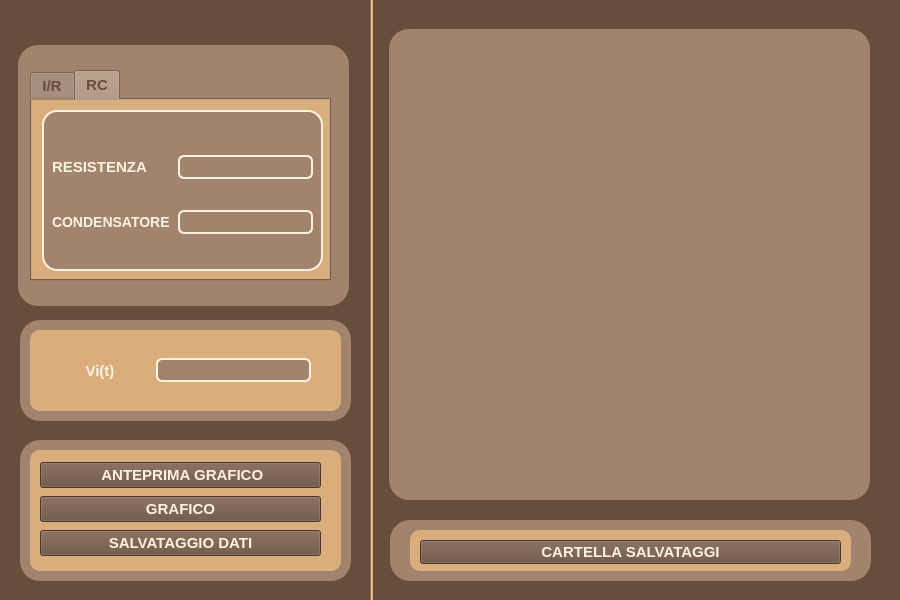
Faverooo/Grafico_flx, file Calcolo_grafico/form.ui: the form before one commit.
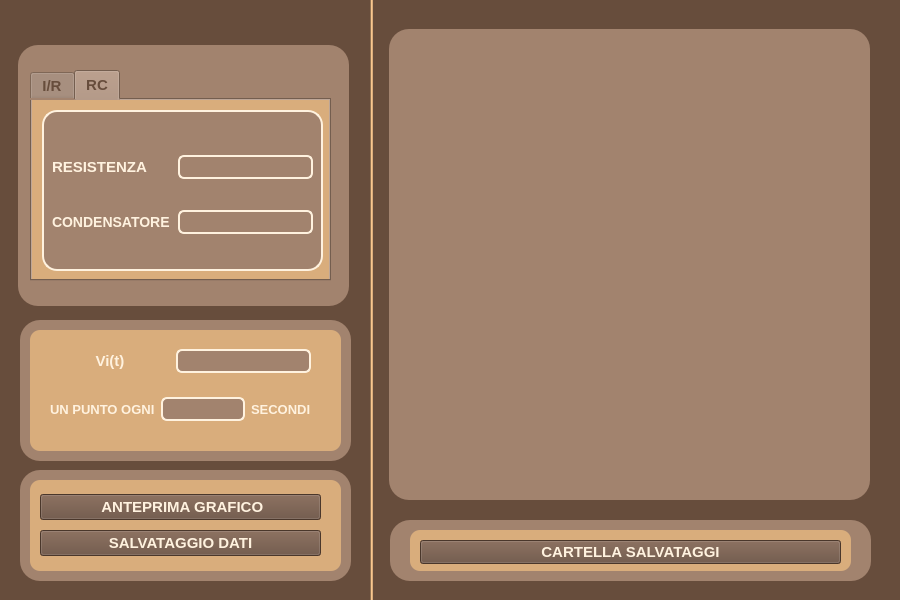
The form after the commit.

```diff
--- a/Calcolo_grafico/form.ui
+++ b/Calcolo_grafico/form.ui
@@ -301,52 +301,6 @@
     <zorder>verticalLayoutWidget_2</zorder>
    </widget>
   </widget>
-  <widget class="QWidget" name="horizontalLayoutWidget_3">
-   <property name="geometry">
-    <rect>
-     <x>50</x>
-     <y>340</y>
-     <width>261</width>
-     <height>61</height>
-    </rect>
-   </property>
-   <layout class="QHBoxLayout" name="horizontalLayout_5">
-    <item>
-     <widget class="QLabel" name="label_5">
-      <property name="minimumSize">
-       <size>
-        <width>100</width>
-        <height>0</height>
-       </size>
-      </property>
-      <property name="layoutDirection">
-       <enum>Qt::LeftToRight</enum>
-      </property>
-      <property name="autoFillBackground">
-       <bool>false</bool>
-      </property>
-      <property name="styleSheet">
-       <string notr="true">background-color: #d9ad7c;</string>
-      </property>
-      <property name="text">
-       <string>Vi(t)</string>
-      </property>
-      <property name="alignment">
-       <set>Qt::AlignCenter</set>
-      </property>
-     </widget>
-    </item>
-    <item>
-     <widget class="QLineEdit" name="Vi">
-      <property name="styleSheet">
-       <string notr="true">border: 2px solid #fff2df;
-background-color: rgb(162, 131, 110);
-border-radius:6px;</string>
-      </property>
-     </widget>
-    </item>
-   </layout>
-  </widget>
   <widget class="QLabel" name="label_6">
    <property name="geometry">
     <rect>
@@ -386,7 +340,7 @@
      <x>20</x>
      <y>320</y>
      <width>331</width>
-     <height>101</height>
+     <height>141</height>
     </rect>
    </property>
    <property name="styleSheet">
@@ -403,7 +357,7 @@
      <x>30</x>
      <y>330</y>
      <width>311</width>
-     <height>81</height>
+     <height>121</height>
     </rect>
    </property>
    <property name="styleSheet">
@@ -418,9 +372,9 @@
    <property name="geometry">
     <rect>
      <x>20</x>
-     <y>440</y>
+     <y>470</y>
      <width>331</width>
-     <height>141</height>
+     <height>111</height>
     </rect>
    </property>
    <property name="styleSheet">
@@ -435,9 +389,9 @@
    <property name="geometry">
     <rect>
      <x>30</x>
-     <y>450</y>
+     <y>480</y>
      <width>311</width>
-     <height>121</height>
+     <height>91</height>
     </rect>
    </property>
    <property name="styleSheet">
@@ -452,9 +406,9 @@
    <property name="geometry">
     <rect>
      <x>40</x>
-     <y>460</y>
+     <y>490</y>
      <width>281</width>
-     <height>101</height>
+     <height>71</height>
     </rect>
    </property>
    <layout class="QVBoxLayout" name="verticalLayout_3">
@@ -469,16 +423,6 @@
       </property>
      </widget>
     </item>
-    <item>
-     <widget class="QPushButton" name="grafico">
-      <property name="styleSheet">
-       <string notr="true">background-color: #674d3c;</string>
-      </property>
-      <property name="text">
-       <string>GRAFICO</string>
-      </property>
-     </widget>
-    </item>
     <item>
      <widget class="QPushButton" name="salvataggio">
       <property name="styleSheet">
@@ -561,13 +505,95 @@
     <enum>QFrame::Raised</enum>
    </property>
   </widget>
+  <widget class="QWidget" name="verticalLayoutWidget_4">
+   <property name="geometry">
+    <rect>
+     <x>50</x>
+     <y>349</y>
+     <width>261</width>
+     <height>91</height>
+    </rect>
+   </property>
+   <layout class="QVBoxLayout" name="verticalLayout_4">
+    <item>
+     <layout class="QHBoxLayout" name="horizontalLayout_5">
+      <item>
+       <widget class="QLabel" name="label_5">
+        <property name="minimumSize">
+         <size>
+          <width>120</width>
+          <height>0</height>
+         </size>
+        </property>
+        <property name="layoutDirection">
+         <enum>Qt::LeftToRight</enum>
+        </property>
+        <property name="autoFillBackground">
+         <bool>false</bool>
+        </property>
+        <property name="styleSheet">
+         <string notr="true">background-color: #d9ad7c;</string>
+        </property>
+        <property name="text">
+         <string>Vi(t)</string>
+        </property>
+        <property name="alignment">
+         <set>Qt::AlignCenter</set>
+        </property>
+       </widget>
+      </item>
+      <item>
+       <widget class="QLineEdit" name="Vi">
+        <property name="styleSheet">
+         <string notr="true">border: 2px solid #fff2df;
+background-color: rgb(162, 131, 110);
+border-radius:6px;</string>
+        </property>
+       </widget>
+      </item>
+     </layout>
+    </item>
+    <item>
+     <layout class="QHBoxLayout" name="horizontalLayout_6">
+      <item>
+       <widget class="QLabel" name="label_18">
+        <property name="styleSheet">
+         <string notr="true">font-size: 13px;</string>
+        </property>
+        <property name="text">
+         <string>UN PUNTO OGNI</string>
+        </property>
+       </widget>
+      </item>
+      <item>
+       <widget class="QLineEdit" name="tempo_ripetizioni">
+        <property name="styleSheet">
+         <string notr="true">border: 2px solid #fff2df;
+background-color: rgb(162, 131, 110);
+border-radius:6px;</string>
+        </property>
+       </widget>
+      </item>
+      <item>
+       <widget class="QLabel" name="label_19">
+        <property name="styleSheet">
+         <string notr="true">font-size: 13px;</string>
+        </property>
+        <property name="text">
+         <string>SECONDI</string>
+        </property>
+       </widget>
+      </item>
+     </layout>
+    </item>
+   </layout>
+  </widget>
   <zorder>label_6</zorder>
   <zorder>label_12</zorder>
   <zorder>label_13</zorder>
   <zorder>label_11</zorder>
   <zorder>line</zorder>
   <zorder>tabWidget</zorder>
-  <zorder>horizontalLayoutWidget_3</zorder>
   <zorder>label_14</zorder>
   <zorder>label_15</zorder>
   <zorder>verticalLayoutWidget_3</zorder>
@@ -575,6 +601,7 @@
   <zorder>label_17</zorder>
   <zorder>cartellaSalvataggi</zorder>
   <zorder>frame</zorder>
+  <zorder>verticalLayoutWidget_4</zorder>
  </widget>
  <resources/>
  <connections/>
```
